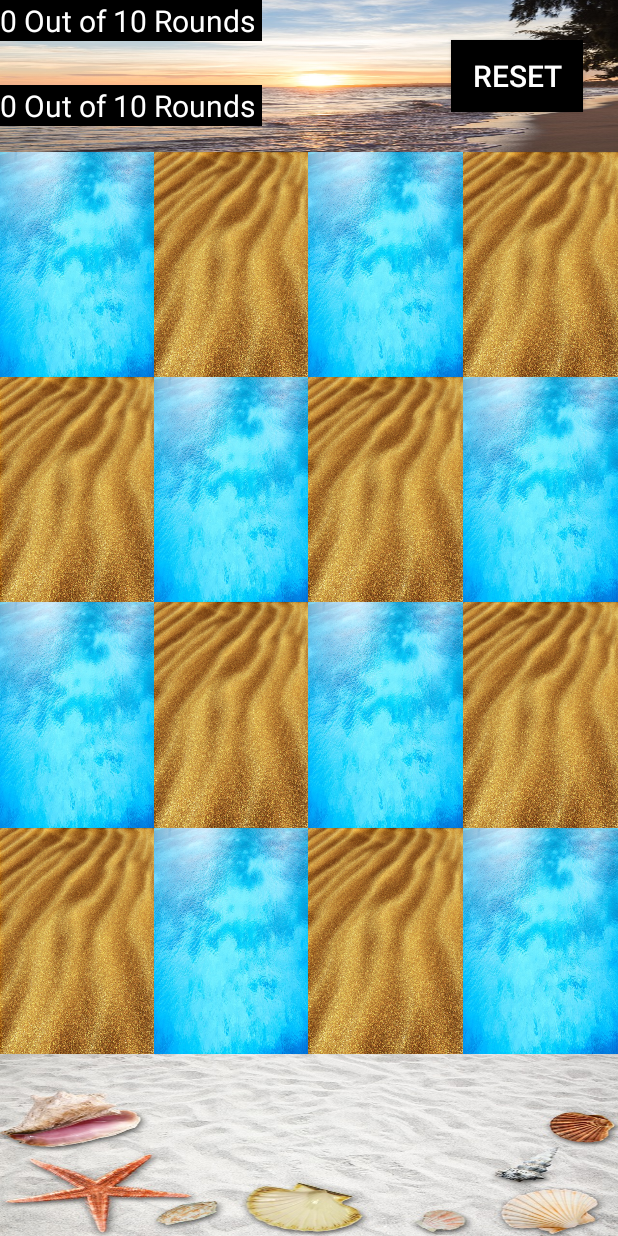
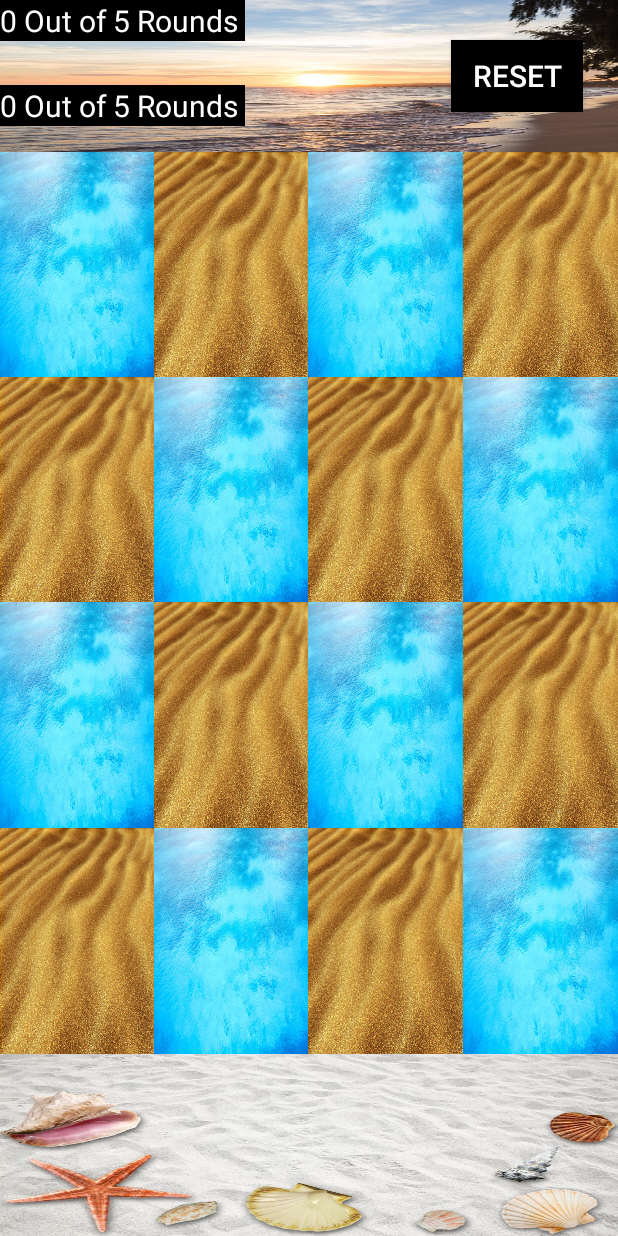
Before and after one commit to logicalpermission7/TicTacTwo, an Android app: the SosActivity screen opened directly, with no data from a screen before it, after a tap on "RESET", on a phone screen of 412 x 824 dp. Run offline under Robolectric (Android 15) with nearby library versions, the phone set to English and light mode, and no system bars.

Commit message:
checking the diagonals from right to left in sos add launcher icon cleaning up code added some background images changed rounds from 10 to 5

```diff
--- a/app/src/main/java/com/example/tictactwo/SosActivity.java
+++ b/app/src/main/java/com/example/tictactwo/SosActivity.java
@@ -54,9 +54,8 @@ public class SosActivity extends Activity implements View.OnClickListener {
         sound1 = soundPool.load(this, R.raw.tic, 1);
         sound2 = soundPool.load(this, R.raw.yes, 1);
 
+//-------------------------------------------------------------To play sounds from a sound pool end
 
-
-//-------------------------------------------------------------To play sounds from a sound pool end
         for (int i = 0; i < 4; i++) {
             for (int j = 0; j < 4; j++) {
                 String buttonID = "button_" + i + j;
@@ -105,12 +104,12 @@ public class SosActivity extends Activity implements View.OnClickListener {
         } else if (roundCount == 16) {
             draw();
 
-        } else if (player1Points == 10) {
+        } else if (player1Points == 5) {
             finalWinner1();
             soundPool.play(sound2, 1, 1, 0, 0, 1);
 
 
-        } else if(player2Points == 10){
+        } else if(player2Points == 5){
             finalWinner1();
             soundPool.play(sound2, 1, 1, 0, 0, 1);
 
@@ -359,8 +358,8 @@ public class SosActivity extends Activity implements View.OnClickListener {
     }
 
     private void updatePointsText() {
-        textViewPlayer1.setText( player1Points + " Out of 10 Rounds ");
-        textViewPlayer2.setText( player2Points + " Out of 10 Rounds ");
+        textViewPlayer1.setText( player1Points + " Out of 5 Rounds ");
+        textViewPlayer2.setText( player2Points + " Out of 5 Rounds ");
     }
 
     private void resetBoard1() {
```
